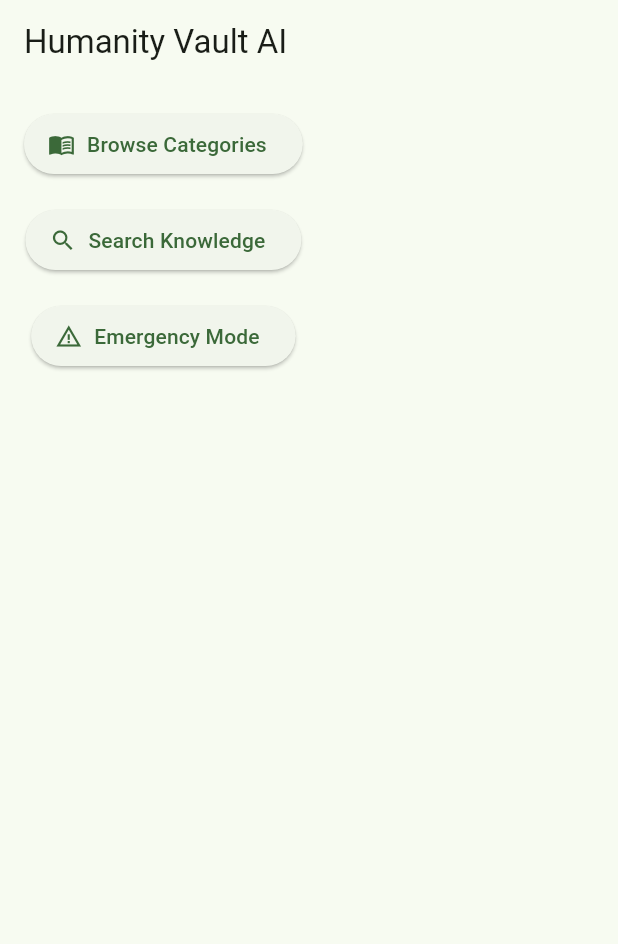
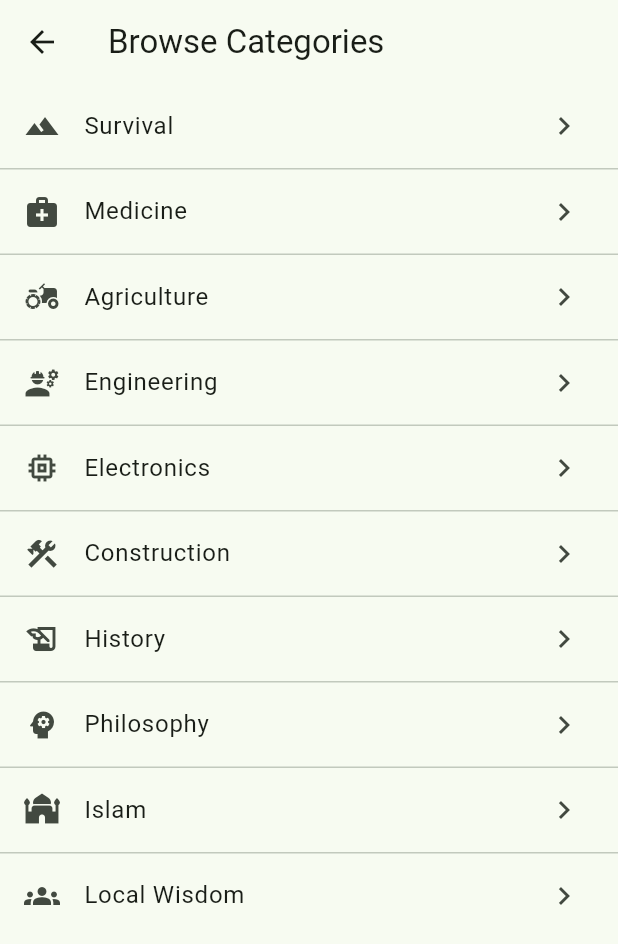
Before and after one commit to Daemonn00/humanity-vault-ai, a Flutter app: the screen it shows after launch, after a tap on "Browse Categories", on a phone screen of 412 x 824 dp. Shown: the top 944 px of the screen. Run offline on Flutter 3.47's test engine with Material 3 defaults, Android fonts, the phone set to English and light mode, and no system bars.

Commit message:
Implement Browse Categories screen
Add a CategoriesScreen under lib/features/library/ that lists the
knowledge categories (Survival, Medicine, Agriculture, Engineering,
Electronics, Construction, History, Philosophy, Islam, Local Wisdom),
mirroring the folders under knowledge/. Wire up navigation from the
home screen's Browse Categories button. Local static data only - no
database or AI.

```diff
--- /dev/null
+++ b/humanity_vault_app/lib/features/library/data/categories_repository.dart
@@ -0,0 +1,53 @@
+import 'package:flutter/material.dart';
+
+import '../models/category.dart';
+
+/// Provides the list of knowledge categories.
+///
+/// This mirrors the folder structure under the repository's `knowledge/`
+/// directory. No database or network access is used - the data is local
+/// and static for the MVP.
+class CategoriesRepository {
+  static const List<Category> categories = [
+    Category(name: 'Survival', folderName: 'survival', icon: Icons.terrain),
+    Category(
+      name: 'Medicine',
+      folderName: 'medicine',
+      icon: Icons.medical_services,
+    ),
+    Category(
+      name: 'Agriculture',
+      folderName: 'agriculture',
+      icon: Icons.agriculture,
+    ),
+    Category(
+      name: 'Engineering',
+      folderName: 'engineering',
+      icon: Icons.engineering,
+    ),
+    Category(
+      name: 'Electronics',
+      folderName: 'electronics',
+      icon: Icons.memory,
+    ),
+    Category(
+      name: 'Construction',
+      folderName: 'construction',
+      icon: Icons.construction,
+    ),
+    Category(name: 'History', folderName: 'history', icon: Icons.history_edu),
+    Category(
+      name: 'Philosophy',
+      folderName: 'philosophy',
+      icon: Icons.psychology,
+    ),
+    Category(name: 'Islam', folderName: 'islam', icon: Icons.mosque),
+    Category(
+      name: 'Local Wisdom',
+      folderName: 'local_wisdom',
+      icon: Icons.groups,
+    ),
+  ];
+
+  List<Category> getCategories() => categories;
+}
--- /dev/null
+++ b/humanity_vault_app/lib/features/library/models/category.dart
@@ -0,0 +1,20 @@
+import 'package:flutter/material.dart';
+
+/// Represents a top-level knowledge category, corresponding to a folder
+/// under the repository's `knowledge/` directory.
+class Category {
+  const Category({
+    required this.name,
+    required this.folderName,
+    required this.icon,
+  });
+
+  /// Display name shown to the user.
+  final String name;
+
+  /// Folder name under `knowledge/` (e.g. `local_wisdom`).
+  final String folderName;
+
+  /// Icon representing the category.
+  final IconData icon;
+}
--- /dev/null
+++ b/humanity_vault_app/lib/features/library/presentation/categories_screen.dart
@@ -0,0 +1,32 @@
+import 'package:flutter/material.dart';
+
+import '../data/categories_repository.dart';
+
+/// Displays the list of knowledge categories available in the vault.
+class CategoriesScreen extends StatelessWidget {
+  const CategoriesScreen({super.key});
+
+  @override
+  Widget build(BuildContext context) {
+    final categories = CategoriesRepository().getCategories();
+
+    return Scaffold(
+      appBar: AppBar(
+        title: const Text('Browse Categories'),
+      ),
+      body: ListView.separated(
+        itemCount: categories.length,
+        separatorBuilder: (context, index) => const Divider(height: 1),
+        itemBuilder: (context, index) {
+          final category = categories[index];
+          return ListTile(
+            leading: Icon(category.icon),
+            title: Text(category.name),
+            trailing: const Icon(Icons.chevron_right),
+            onTap: () {},
+          );
+        },
+      ),
+    );
+  }
+}
--- a/humanity_vault_app/lib/main.dart
+++ b/humanity_vault_app/lib/main.dart
@@ -1,4 +1,6 @@
 import 'package:flutter/material.dart';
+
+import 'features/library/presentation/categories_screen.dart';
 
 void main() {
   runApp(const HumanityVaultApp());
@@ -34,7 +36,13 @@ class HomeScreen extends StatelessWidget {
         child: Column(
           children: [
             ElevatedButton.icon(
-              onPressed: () {},
+              onPressed: () {
+                Navigator.of(context).push(
+                  MaterialPageRoute(
+                    builder: (context) => const CategoriesScreen(),
+                  ),
+                );
+              },
               icon: const Icon(Icons.menu_book),
               label: const Text('Browse Categories'),
             ),
```
Also changed, not shown: 1 other file.
